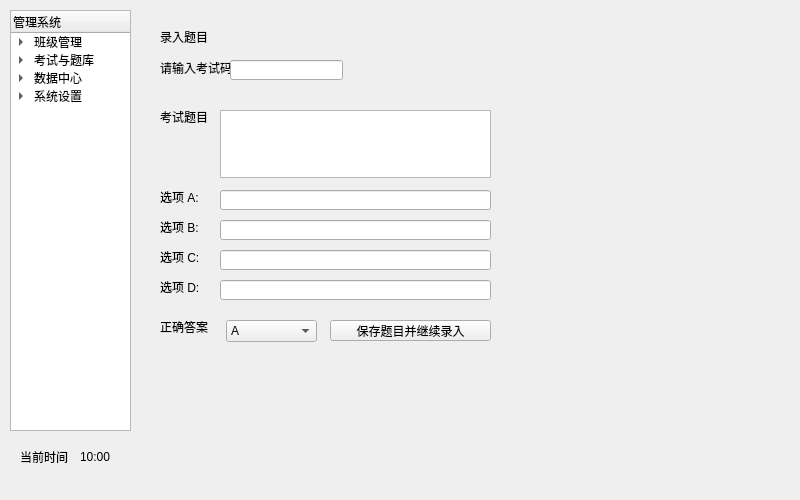
Above: project_testing_0302/menu_teacher.ui from MatthewVork/project_testing_0302 before the change. Below: the same form after it.
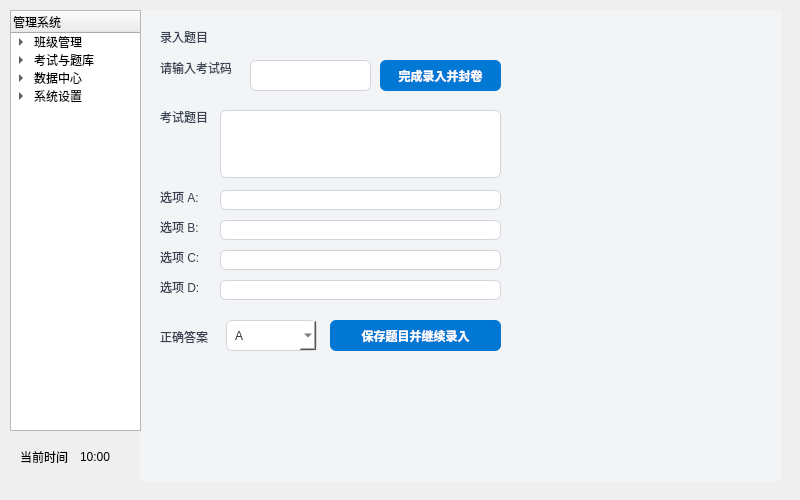
That is the form after the change. The open tabs and pages were chosen to show the change.

Commit message: 项目已基本完成

```diff
--- a/project_testing_0302/menu_teacher.ui
+++ b/project_testing_0302/menu_teacher.ui
@@ -22,6 +22,100 @@
      <height>471</height>
     </rect>
    </property>
+   <property name="styleSheet">
+    <string notr="true">/* ================= 1. 全局背景与字体 ================= */
+QWidget {
+    background-color: #F3F4F6;
+    color: #333333;
+    font-family: &quot;Microsoft YaHei&quot;;
+}
+
+/* ================= 2. 极其丝滑的扁平化按钮 ================= */
+QPushButton {
+    background-color: #0078D4; 
+    color: white;
+    border: none;
+    border-radius: 6px; 
+    padding: 8px 16px;
+    font-weight: bold;
+}
+QPushButton:hover {
+    background-color: #106EBE; 
+}
+QPushButton:pressed {
+    background-color: #005A9E; 
+}
+QPushButton:disabled {
+    background-color: #CCCCCC; 
+    color: #888888;
+}
+
+/* ================= 3. 输入框的现代感 ================= */
+QLineEdit, QTextEdit {
+    border: 1px solid #D1D5DB;
+    border-radius: 6px;
+    padding: 6px 10px;
+    background-color: #FFFFFF;
+    selection-background-color: #0078D4;
+}
+QLineEdit:focus, QTextEdit:focus {
+    border: 2px solid #0078D4; 
+    background-color: #FAFCFF;
+}
+
+/* ================= 4. 左侧高级导航栏 ================= */
+QListWidget, QTreeWidget {
+    background-color: #FFFFFF;
+    border: 1px solid #E5E7EB;
+    border-radius: 8px;
+    outline: none; 
+}
+QListWidget::item, QTreeWidget::item {
+    padding: 10px;
+    border-radius: 4px;
+    margin: 2px 4px; 
+}
+QListWidget::item:hover, QTreeWidget::item:hover {
+    background-color: #F3F4F6; 
+}
+QListWidget::item:selected, QTreeWidget::item:selected {
+    background-color: #0078D4; 
+    color: white;
+}
+
+/* ================= 5. 表格极其干净的视觉 ================= */
+QTableWidget {
+    background-color: #FFFFFF;
+    border: 1px solid #E5E7EB;
+    border-radius: 8px;
+    gridline-color: #F3F4F6; 
+    selection-background-color: #E1F0FF; 
+    selection-color: #000000;
+}
+QHeaderView::section {
+    background-color: #F9FAFB;
+    border: none;
+    border-bottom: 2px solid #0078D4; 
+    padding: 8px;
+    font-weight: bold;
+    color: #4B5563;
+}
+
+/* ================= 6. 下拉框与标签 ================= */
+QComboBox {
+    border: 1px solid #D1D5DB;
+    border-radius: 6px;
+    padding: 4px 8px;
+    background-color: #FFFFFF;
+}
+QComboBox:hover {
+    border: 1px solid #0078D4;
+}
+QLabel {
+    background-color: transparent; 
+    color: #374151;
+}</string>
+   </property>
    <property name="currentIndex">
     <number>4</number>
    </property>
@@ -151,10 +245,10 @@
     <widget class="QLineEdit" name="lineEdit_examCode">
      <property name="geometry">
       <rect>
-       <x>90</x>
+       <x>110</x>
        <y>50</y>
-       <width>113</width>
-       <height>20</height>
+       <width>121</width>
+       <height>31</height>
       </rect>
      </property>
     </widget>
@@ -163,7 +257,7 @@
       <rect>
        <x>80</x>
        <y>100</y>
-       <width>271</width>
+       <width>281</width>
        <height>68</height>
       </rect>
      </property>
@@ -238,7 +332,7 @@
       <rect>
        <x>80</x>
        <y>180</y>
-       <width>271</width>
+       <width>281</width>
        <height>20</height>
       </rect>
      </property>
@@ -248,7 +342,7 @@
       <rect>
        <x>80</x>
        <y>210</y>
-       <width>271</width>
+       <width>281</width>
        <height>20</height>
       </rect>
      </property>
@@ -258,7 +352,7 @@
       <rect>
        <x>80</x>
        <y>240</y>
-       <width>271</width>
+       <width>281</width>
        <height>20</height>
       </rect>
      </property>
@@ -268,7 +362,7 @@
       <rect>
        <x>80</x>
        <y>270</y>
-       <width>271</width>
+       <width>281</width>
        <height>20</height>
       </rect>
      </property>
@@ -279,7 +373,7 @@
        <x>86</x>
        <y>310</y>
        <width>91</width>
-       <height>22</height>
+       <height>31</height>
       </rect>
      </property>
      <item>
@@ -307,7 +401,7 @@
      <property name="geometry">
       <rect>
        <x>20</x>
-       <y>310</y>
+       <y>320</y>
        <width>49</width>
        <height>14</height>
       </rect>
@@ -321,14 +415,27 @@
       <rect>
        <x>190</x>
        <y>310</y>
-       <width>161</width>
-       <height>21</height>
+       <width>171</width>
+       <height>31</height>
       </rect>
      </property>
      <property name="text">
       <string>保存题目并继续录入</string>
      </property>
     </widget>
+    <widget class="QPushButton" name="btn_finishExam">
+     <property name="geometry">
+      <rect>
+       <x>240</x>
+       <y>50</y>
+       <width>121</width>
+       <height>31</height>
+      </rect>
+     </property>
+     <property name="text">
+      <string>完成录入并封卷</string>
+     </property>
+    </widget>
    </widget>
    <widget class="QWidget" name="page3">
     <widget class="QLabel" name="label_7">
@@ -545,7 +652,7 @@
     <rect>
      <x>10</x>
      <y>10</y>
-     <width>121</width>
+     <width>131</width>
      <height>421</height>
     </rect>
    </property>
```
Left out of the diff: 70 changed lines with no effect on the pictures. The commit also changes 1693 other files.
